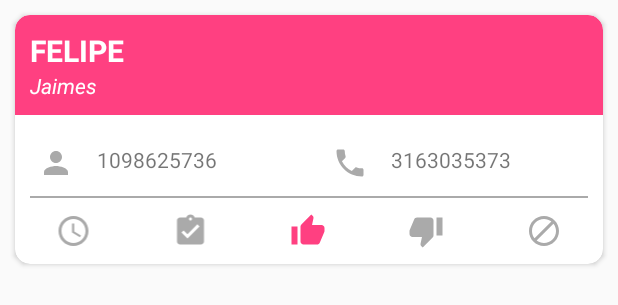
After one commit to FelipeJaimes/EditComponents, an Android app: the layout item_prospect.xml on its own in the app's theme, with its tools: preview values and no code run, on a phone screen of 412 x 824 dp. The commit adds this screen. Shown: the top 305 px of the screen. Run offline under Robolectric (Android 15) with nearby library versions, the phone set to English and light mode, and no system bars.

Commit message:
CardView

```diff
--- a/app/build.gradle
+++ b/app/build.gradle
@@ -22,6 +22,7 @@ dependencies {
     implementation fileTree(dir: 'libs', include: ['*.jar'])
     implementation 'com.android.support:appcompat-v7:27.1.1'
     implementation 'com.android.support.constraint:constraint-layout:1.1.3'
+    implementation 'com.android.support:cardview-v7:27.1.1'
     testImplementation 'junit:junit:4.12'
     androidTestImplementation 'com.android.support.test:runner:1.0.2'
     androidTestImplementation 'com.android.support.test.espresso:espresso-core:3.0.2'
--- /dev/null
+++ b/app/src/main/res/drawable/ic_accepted_black_24dp.xml
@@ -0,0 +1,9 @@
+<vector xmlns:android="http://schemas.android.com/apk/res/android"
+        android:width="24dp"
+        android:height="24dp"
+        android:viewportWidth="24.0"
+        android:viewportHeight="24.0">
+    <path
+        android:fillColor="#FF000000"
+        android:pathData="M1,21h4L5,9L1,9v12zM23,10c0,-1.1 -0.9,-2 -2,-2h-6.31l0.95,-4.57 0.03,-0.32c0,-0.41 -0.17,-0.79 -0.44,-1.06L14.17,1 7.59,7.59C7.22,7.95 7,8.45 7,9v10c0,1.1 0.9,2 2,2h9c0.83,0 1.54,-0.5 1.84,-1.22l3.02,-7.05c0.09,-0.23 0.14,-0.47 0.14,-0.73v-1.91l-0.01,-0.01L23,10z"/>
+</vector>
--- /dev/null
+++ b/app/src/main/res/drawable/ic_approved_black_24dp.xml
@@ -0,0 +1,9 @@
+<vector xmlns:android="http://schemas.android.com/apk/res/android"
+        android:width="24dp"
+        android:height="24dp"
+        android:viewportWidth="24.0"
+        android:viewportHeight="24.0">
+    <path
+        android:fillColor="#FF000000"
+        android:pathData="M19,3h-4.18C14.4,1.84 13.3,1 12,1c-1.3,0 -2.4,0.84 -2.82,2L5,3c-1.1,0 -2,0.9 -2,2v14c0,1.1 0.9,2 2,2h14c1.1,0 2,-0.9 2,-2L21,5c0,-1.1 -0.9,-2 -2,-2zM12,3c0.55,0 1,0.45 1,1s-0.45,1 -1,1 -1,-0.45 -1,-1 0.45,-1 1,-1zM10,17l-4,-4 1.41,-1.41L10,14.17l6.59,-6.59L18,9l-8,8z"/>
+</vector>
--- /dev/null
+++ b/app/src/main/res/drawable/ic_disabled_black_24dp.xml
@@ -0,0 +1,9 @@
+<vector xmlns:android="http://schemas.android.com/apk/res/android"
+        android:width="24dp"
+        android:height="24dp"
+        android:viewportWidth="24.0"
+        android:viewportHeight="24.0">
+    <path
+        android:fillColor="#FF000000"
+        android:pathData="M12,2C6.48,2 2,6.48 2,12s4.48,10 10,10 10,-4.48 10,-10S17.52,2 12,2zM4,12c0,-4.42 3.58,-8 8,-8 1.85,0 3.55,0.63 4.9,1.69L5.69,16.9C4.63,15.55 4,13.85 4,12zM12,20c-1.85,0 -3.55,-0.63 -4.9,-1.69L18.31,7.1C19.37,8.45 20,10.15 20,12c0,4.42 -3.58,8 -8,8z"/>
+</vector>
--- /dev/null
+++ b/app/src/main/res/drawable/ic_id_black_24dp.xml
@@ -0,0 +1,9 @@
+<vector xmlns:android="http://schemas.android.com/apk/res/android"
+        android:width="24dp"
+        android:height="24dp"
+        android:viewportWidth="24.0"
+        android:viewportHeight="24.0">
+    <path
+        android:fillColor="#FF000000"
+        android:pathData="M12,12c2.21,0 4,-1.79 4,-4s-1.79,-4 -4,-4 -4,1.79 -4,4 1.79,4 4,4zM12,14c-2.67,0 -8,1.34 -8,4v2h16v-2c0,-2.66 -5.33,-4 -8,-4z"/>
+</vector>
--- /dev/null
+++ b/app/src/main/res/drawable/ic_pending_black_24dp.xml
@@ -0,0 +1,9 @@
+<vector xmlns:android="http://schemas.android.com/apk/res/android"
+        android:width="24dp"
+        android:height="24dp"
+        android:viewportWidth="24.0"
+        android:viewportHeight="24.0">
+    <path
+        android:fillColor="#FF000000"
+        android:pathData="M11.99,2C6.47,2 2,6.48 2,12s4.47,10 9.99,10C17.52,22 22,17.52 22,12S17.52,2 11.99,2zM12,20c-4.42,0 -8,-3.58 -8,-8s3.58,-8 8,-8 8,3.58 8,8 -3.58,8 -8,8zM12.5,7H11v6l5.25,3.15 0.75,-1.23 -4.5,-2.67z"/>
+</vector>
--- /dev/null
+++ b/app/src/main/res/drawable/ic_rejected_black_24dp.xml
@@ -0,0 +1,9 @@
+<vector xmlns:android="http://schemas.android.com/apk/res/android"
+        android:width="24dp"
+        android:height="24dp"
+        android:viewportWidth="24.0"
+        android:viewportHeight="24.0">
+    <path
+        android:fillColor="#FF000000"
+        android:pathData="M15,3L6,3c-0.83,0 -1.54,0.5 -1.84,1.22l-3.02,7.05c-0.09,0.23 -0.14,0.47 -0.14,0.73v1.91l0.01,0.01L1,14c0,1.1 0.9,2 2,2h6.31l-0.95,4.57 -0.03,0.32c0,0.41 0.17,0.79 0.44,1.06L9.83,23l6.59,-6.59c0.36,-0.36 0.58,-0.86 0.58,-1.41L17,5c0,-1.1 -0.9,-2 -2,-2zM19,3v12h4L23,3h-4z"/>
+</vector>
--- /dev/null
+++ b/app/src/main/res/drawable/ic_telephone_black_24dp.xml
@@ -0,0 +1,9 @@
+<vector xmlns:android="http://schemas.android.com/apk/res/android"
+        android:width="24dp"
+        android:height="24dp"
+        android:viewportWidth="24.0"
+        android:viewportHeight="24.0">
+    <path
+        android:fillColor="#FF000000"
+        android:pathData="M6.62,10.79c1.44,2.83 3.76,5.14 6.59,6.59l2.2,-2.2c0.27,-0.27 0.67,-0.36 1.02,-0.24 1.12,0.37 2.33,0.57 3.57,0.57 0.55,0 1,0.45 1,1V20c0,0.55 -0.45,1 -1,1 -9.39,0 -17,-7.61 -17,-17 0,-0.55 0.45,-1 1,-1h3.5c0.55,0 1,0.45 1,1 0,1.25 0.2,2.45 0.57,3.57 0.11,0.35 0.03,0.74 -0.25,1.02l-2.2,2.2z"/>
+</vector>
--- /dev/null
+++ b/app/src/main/res/drawable/rounded_border.xml
@@ -0,0 +1,9 @@
+<?xml version="1.0" encoding="utf-8"?>
+<selector xmlns:android="http://schemas.android.com/apk/res/android">
+    <item>
+        <shape android:shape="rectangle">
+            <corners android:topLeftRadius="10dp" android:topRightRadius="10dp" />
+            <solid android:color="@color/colorAccent" />
+        </shape>
+    </item>
+</selector>
--- /dev/null
+++ b/app/src/main/res/layout/item_prospect.xml
@@ -0,0 +1,150 @@
+<?xml version="1.0" encoding="utf-8"?>
+<LinearLayout xmlns:android="http://schemas.android.com/apk/res/android"
+    xmlns:card_view="http://schemas.android.com/apk/res-auto"
+    android:layout_width="match_parent"
+    android:layout_height="wrap_content">
+
+    <android.support.v7.widget.CardView
+        android:layout_width="match_parent"
+        android:layout_height="wrap_content"
+        android:layout_margin="10dp"
+        card_view:cardCornerRadius="10dp">
+
+        <LinearLayout
+            android:layout_width="match_parent"
+            android:layout_height="wrap_content"
+            android:orientation="vertical">
+
+            <LinearLayout
+                android:layout_width="match_parent"
+                android:layout_height="wrap_content"
+                android:background="@drawable/rounded_border"
+                android:orientation="vertical">
+
+                <TextView
+                    android:layout_width="match_parent"
+                    android:layout_height="wrap_content"
+                    android:layout_marginLeft="10dp"
+                    android:layout_marginRight="10dp"
+                    android:layout_marginTop="10dp"
+                    android:fontFamily="sans-serif"
+                    android:text="Felipe"
+                    android:textAllCaps="true"
+                    android:textColor="#FFFFFF"
+                    android:textSize="20sp"
+                    android:textStyle="bold" />
+
+                <TextView
+                    android:layout_width="match_parent"
+                    android:layout_height="wrap_content"
+                    android:layout_marginBottom="10dp"
+                    android:layout_marginLeft="10dp"
+                    android:layout_marginRight="10dp"
+                    android:fontFamily="sans-serif"
+                    android:text="Jaimes"
+                    android:textColor="#FFFFFF"
+                    android:textSize="14sp"
+                    android:textStyle="italic" />
+
+
+            </LinearLayout>
+
+
+            <LinearLayout
+                android:layout_width="match_parent"
+                android:layout_height="wrap_content"
+                android:layout_marginBottom="10dp"
+                android:layout_marginTop="20dp"
+                android:orientation="horizontal">
+
+                <ImageView
+                    android:id="@+id/card_id"
+                    android:layout_width="wrap_content"
+                    android:layout_height="wrap_content"
+                    android:layout_weight="1"
+                    android:src="@drawable/ic_id_black_24dp"
+                    android:tint="@android:color/darker_gray" />
+
+                <TextView
+                    android:layout_width="wrap_content"
+                    android:layout_height="wrap_content"
+                    android:layout_weight="2"
+                    android:text="1098625736" />
+
+                <ImageView
+                    android:id="@+id/card_telephone"
+                    android:layout_width="wrap_content"
+                    android:layout_height="wrap_content"
+                    android:layout_weight="1"
+                    android:src="@drawable/ic_telephone_black_24dp"
+                    android:tint="@android:color/darker_gray" />
+
+                <TextView
+                    android:layout_width="wrap_content"
+                    android:layout_height="wrap_content"
+                    android:layout_weight="2"
+                    android:text="3163035373" />
+
+            </LinearLayout>
+
+            <View
+                android:layout_width="match_parent"
+                android:layout_height="1dp"
+                android:layout_marginLeft="10dp"
+                android:layout_marginRight="10dp"
+                android:background="@android:color/darker_gray" />
+
+            <LinearLayout
+                android:layout_width="match_parent"
+                android:layout_height="wrap_content"
+                android:layout_marginBottom="10dp"
+                android:layout_marginTop="10dp"
+                android:orientation="horizontal">
+
+                <ImageView
+                    android:id="@+id/card_pending"
+                    android:layout_width="wrap_content"
+                    android:layout_height="wrap_content"
+                    android:layout_weight="1"
+                    android:src="@drawable/ic_pending_black_24dp"
+                    android:tint="@android:color/darker_gray" />
+
+                <ImageView
+                    android:id="@+id/card_approved"
+                    android:layout_width="wrap_content"
+                    android:layout_height="wrap_content"
+                    android:layout_weight="1"
+                    android:src="@drawable/ic_approved_black_24dp"
+                    android:tint="@android:color/darker_gray" />
+
+                <ImageView
+                    android:id="@+id/card_accepted"
+                    android:layout_width="wrap_content"
+                    android:layout_height="wrap_content"
+                    android:layout_weight="1"
+                    android:src="@drawable/ic_accepted_black_24dp"
+                    android:tint="@color/colorAccent" />
+
+                <ImageView
+                    android:id="@+id/card_rejected"
+                    android:layout_width="wrap_content"
+                    android:layout_height="wrap_content"
+                    android:layout_weight="1"
+                    android:src="@drawable/ic_rejected_black_24dp"
+                    android:tint="@android:color/darker_gray" />
+
+                <ImageView
+                    android:id="@+id/card_disabled"
+                    android:layout_width="wrap_content"
+                    android:layout_height="wrap_content"
+                    android:layout_weight="1"
+                    android:src="@drawable/ic_disabled_black_24dp"
+                    android:tint="@android:color/darker_gray" />
+
+            </LinearLayout>
+
+        </LinearLayout>
+
+    </android.support.v7.widget.CardView>
+
+</LinearLayout>
--- a/app/src/main/res/menu/menu_editor.xml
+++ b/app/src/main/res/menu/menu_editor.xml
@@ -18,8 +18,9 @@
 
     <item
         android:id="@+id/action_save"
+        android:layout_width="wrap_content"
+        android:icon="@drawable/ic_done"
         android:title="@string/action_save"
-        android:icon="@drawable/ic_done"
         app:showAsAction="always" />
 
     <item
```
